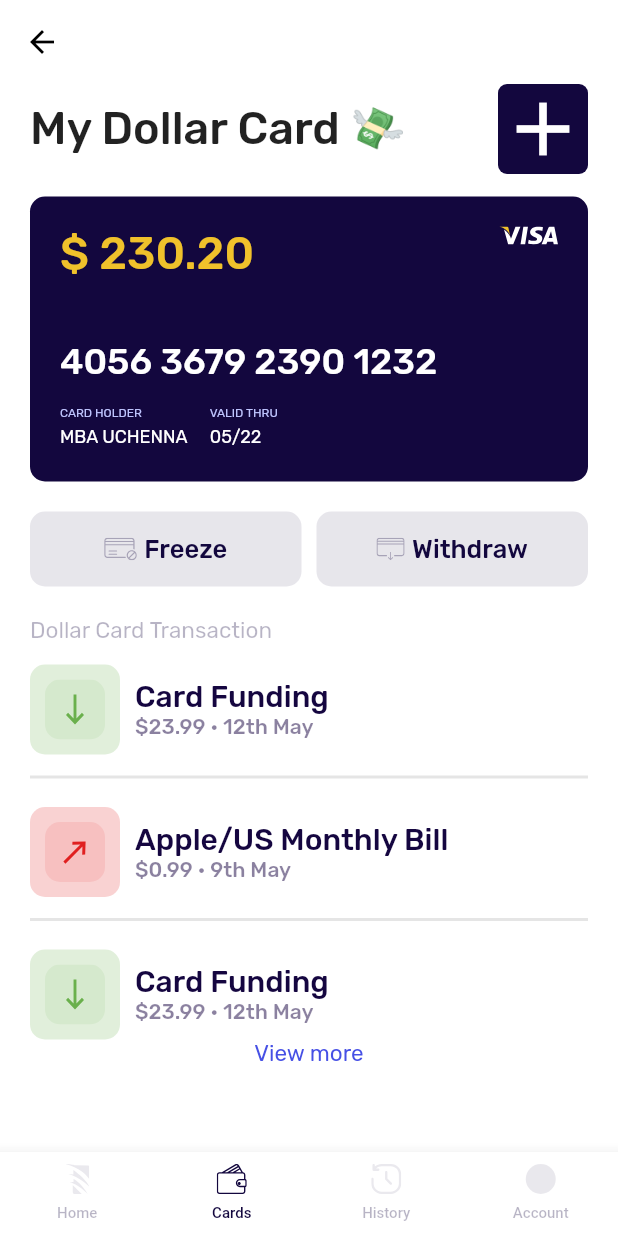
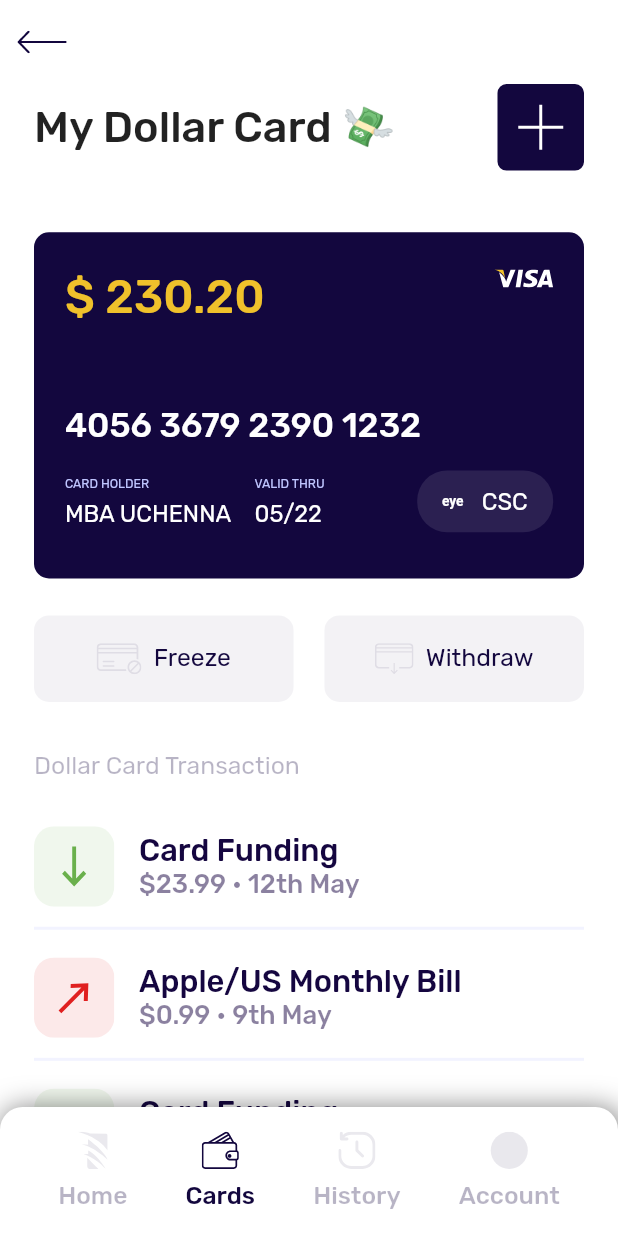
Before and after one commit to D-Alegria/SimpleApp, a Flutter app: the screen it shows after launch, on a phone screen of 412 x 824 dp. Run offline on Flutter 3.47's test engine with Material 2 defaults, Android fonts, the phone set to English and light mode, and no system bars; our stand-ins replace flutter_svg, google_fonts.

Commit message:
fine tune

```diff
--- a/lib/main.dart
+++ b/lib/main.dart
@@ -1,15 +1,19 @@
+import 'package:application_test_1/utils.dart';
 import 'package:flutter/material.dart';
 import 'package:flutter/services.dart';
 import 'package:flutter_svg/svg.dart';
 import 'package:google_fonts/google_fonts.dart';
 
 final String logo = "assets/logo.svg";
+final String backArrow = "assets/arrow.svg";
 final String cards = "assets/cards-icon.svg";
+final String add = "assets/add.svg";
 final String history = "assets/history.svg";
 final String account = "assets/account.svg";
 final String freeze = "assets/freeze.svg";
 final String withdraw = "assets/withdraw.svg";
 final String visa = "assets/visa.svg";
+final String eye = "assets/eye.svg";
 final String up = "assets/incoming-transaction.svg";
 final String down = "assets/outbound-transaction.svg";
 
@@ -20,125 +24,121 @@ void main() {
 class TestApp extends StatelessWidget {
   @override
   Widget build(BuildContext context) {
-    return MaterialApp(
-      home: AnnotatedRegion<SystemUiOverlayStyle>(
+    return AnnotatedRegion<SystemUiOverlayStyle>(
       value: SystemUiOverlayStyle(
         statusBarColor: Colors.white,
         statusBarBrightness: Brightness.light,
         statusBarIconBrightness: Brightness.dark,
       ),
-        child: Scaffold(
+      child: MaterialApp(
+        home: CardPage(),
+      ),
+    );
+  }
+}
+
+class CardPage extends StatelessWidget {
+  const CardPage({
+    Key key,
+  }) : super(key: key);
+
+  @override
+  Widget build(BuildContext context) {
+    return Scaffold(
       appBar: AppBar(
         elevation: 0,
         backgroundColor: Colors.white,
         brightness: Brightness.light,
         leading: IconButton(
-              icon: const Icon(
-                Icons.arrow_back,
-                color: Colors.black,
+          icon: SvgPicture.asset(
+            backArrow,
+            width: SizeConfig.textSize(context, 8),
+            color: Color(0xFF13073E),
+            semanticsLabel: 'Home',
           ),
           onPressed: () {},
         ),
       ),
       backgroundColor: Colors.white,
-          body: Container(
-            padding: EdgeInsets.symmetric(horizontal: 20),
+      body: Stack(
+        children: [
+          Container(
+            padding: EdgeInsets.symmetric(
+                horizontal: SizeConfig.xMargin(context, 5.5)),
             child: ListView(
               children: [
                 Header(),
-                SizedBox(height: 15),
+                SizedBox(height: SizeConfig.yMargin(context, 5)),
                 Card(),
-                SizedBox(height: 20),
+                SizedBox(height: SizeConfig.yMargin(context, 3)),
                 Buttons(),
-                SizedBox(height: 20),
+                SizedBox(height: SizeConfig.yMargin(context, 4)),
                 TransactionList(),
+                SizedBox(height: SizeConfig.yMargin(context, 15)),
               ],
             ),
           ),
-          bottomNavigationBar: BottomNavigationBar(
-            selectedLabelStyle: TextStyle(
-              fontSize: 10,
-              height: 2,
-              fontWeight: FontWeight.w500,
+          Positioned(
+            bottom: 0,
+            left: 0,
+            right: 0,
+            child: Container(
+              padding: EdgeInsets.symmetric(
+                  vertical: SizeConfig.yMargin(context, 2)),
+              decoration: BoxDecoration(
+                color: Colors.white,
+                borderRadius: BorderRadius.only(
+                  topLeft: Radius.circular(15),
+                  topRight: Radius.circular(15),
                 ),
-            unselectedLabelStyle: TextStyle(
-              fontSize: 10,
-              height: 2,
-              fontWeight: FontWeight.w500,
+                boxShadow: <BoxShadow>[
+                  BoxShadow(
+                    color: Colors.black.withOpacity(0.5),
+                    offset: Offset(2, 2),
+                    blurRadius: 15,
+                    spreadRadius: 1,
                   ),
-            backgroundColor: Colors.white,
-            selectedFontSize: 10,
-            unselectedFontSize: 10,
-            showUnselectedLabels: true,
-            type: BottomNavigationBarType.fixed,
-            selectedItemColor: Color(0xFF13073e),
-            unselectedItemColor: Color(0xFF13073E).withOpacity(0.3),
-            items: [
-              BottomNavigationBarItem(
-                label: "Home",
-                icon: SvgPicture.asset(
-                  logo,
-                  height: 20,
-                  color: Color(0xFF13073E).withOpacity(0.3),
-                  semanticsLabel: 'Home',
+                ],
               ),
-                activeIcon: SvgPicture.asset(
-                  logo,
-                  height: 20,
-                  color: Color(0xFF13073E),
-                  semanticsLabel: 'Home Page',
+              child: Row(
+                mainAxisAlignment: MainAxisAlignment.spaceEvenly,
+                children: [
+                  buildIcon(context, Color(0xFF13073E).withOpacity(0.3), logo,
+                      "Home"),
+                  buildIcon(context, Color(0xFF13073E), cards, "Cards"),
+                  buildIcon(context, Color(0xFF13073E).withOpacity(0.3),
+                      history, "History"),
+                  buildIcon(context, Color(0xFF13073E).withOpacity(0.3),
+                      account, "Account"),
+                ],
               ),
-              ),
-              BottomNavigationBarItem(
-                label: "Cards",
-                icon: SvgPicture.asset(
-                  cards,
-                  height: 20,
-                  color: Color(0xFF13073E).withOpacity(0.3),
-                  semanticsLabel: 'Home',
-                ),
-                activeIcon: SvgPicture.asset(
-                  cards,
-                  height: 20,
-                  color: Color(0xFF13073E),
-                  semanticsLabel: 'Home Page',
-                ),
-              ),
-              BottomNavigationBarItem(
-                label: "History",
-                icon: SvgPicture.asset(
-                  history,
-                  height: 20,
-                  color: Color(0xFF13073E).withOpacity(0.3),
-                  semanticsLabel: 'Home',
-                ),
-                activeIcon: SvgPicture.asset(
-                  history,
-                  height: 20,
-                  color: Color(0xFF13073E),
-                  semanticsLabel: 'Home Page',
-                ),
-              ),
-              BottomNavigationBarItem(
-                label: "Account",
-                icon: SvgPicture.asset(
-                  account,
-                  height: 20,
-                  color: Color(0xFF13073E).withOpacity(0.3),
-                  semanticsLabel: 'Home',
-                ),
-                activeIcon: SvgPicture.asset(
-                  account,
-                  height: 20,
-                  color: Color(0xFF13073E),
-                  semanticsLabel: 'Home Page',
             ),
           ),
         ],
-            currentIndex: 1,
+      ),
+    );
+  }
+
+  Widget buildIcon(
+      BuildContext context, Color color, String icon, String text) {
+    return Column(
+      children: [
+        SvgPicture.asset(
+          icon,
+          height: SizeConfig.textSize(context, 6),
+          color: color,
+          semanticsLabel: 'Home',
+        ),
+        SizedBox(height: SizeConfig.yMargin(context, 1)),
+        Text(
+          text,
+          style: GoogleFonts.rubik(
+            fontSize: SizeConfig.textSize(context, 4),
+            fontWeight: FontWeight.w500,
+            color: color,
           ),
         ),
-      ),
+      ],
     );
   }
 }
@@ -153,15 +153,16 @@ class Header extends StatelessWidget {
         Text(
           "My Dollar Card 💸",
           style: GoogleFonts.rubik(
-            fontSize: 30,
+            fontSize: SizeConfig.textSize(context, 7),
             fontWeight: FontWeight.w500,
           ),
         ),
         Container(
-          child: Icon(
-            Icons.add,
+          child: SvgPicture.asset(
+            add,
+            height: SizeConfig.textSize(context, 14),
             color: Colors.white,
-            size: 60,
+            semanticsLabel: 'Add',
           ),
           decoration: BoxDecoration(
             color: Color(0xFF13073e),
@@ -185,8 +186,11 @@ class Card extends StatelessWidget {
           Radius.circular(10),
         ),
       ),
-      height: 190,
-      padding: EdgeInsets.all(20),
+      height: SizeConfig.yMargin(context, 28),
+      padding: EdgeInsets.symmetric(
+        vertical: SizeConfig.yMargin(context, 3),
+        horizontal: SizeConfig.xMargin(context, 5),
+      ),
       child: Column(
         crossAxisAlignment: CrossAxisAlignment.start,
         children: [
@@ -197,7 +201,7 @@ class Card extends StatelessWidget {
               Text(
                 "\$ 230.20",
                 style: GoogleFonts.rubik(
-                  fontSize: 30,
+                  fontSize: SizeConfig.textSize(context, 7.5),
                   fontWeight: FontWeight.w500,
                   color: Color(0xFFf0c12b),
                 ),
@@ -208,33 +212,33 @@ class Card extends StatelessWidget {
               ),
             ],
           ),
-          SizedBox(height: 40),
+          SizedBox(height: SizeConfig.yMargin(context, 6.5)),
           Text(
             "4056 3679 2390 1232",
             style: GoogleFonts.rubik(
-              fontSize: 24,
+              fontSize: SizeConfig.textSize(context, 5.5),
               fontWeight: FontWeight.w500,
               color: Colors.white,
             ),
           ),
-          SizedBox(height: 14),
+          SizedBox(height: SizeConfig.yMargin(context, 2)),
           Row(
             children: [
               Expanded(
-                flex: 2,
+                flex: 3,
                 child: RichText(
                   text: TextSpan(
                     text: "CARD HOLDER",
                     style: GoogleFonts.rubik(
-                      fontSize: 8,
+                      fontSize: SizeConfig.textSize(context, 2),
                       color: Color(0xFFbfc5ff),
-                      height: 1.5,
+                      height: SizeConfig.textSize(context, 0.4),
                     ),
                     children: [
                       TextSpan(
                         text: "\nMBA UCHENNA",
                         style: GoogleFonts.rubik(
-                          fontSize: 12,
+                          fontSize: SizeConfig.textSize(context, 3.8),
                           color: Colors.white,
                         ),
                       ),
@@ -249,15 +253,15 @@ class Card extends StatelessWidget {
                   text: TextSpan(
                     text: "VALID THRU",
                     style: GoogleFonts.rubik(
-                      fontSize: 8,
+                      fontSize: SizeConfig.textSize(context, 2),
                       color: Color(0xFFbfc5ff),
-                      height: 1.5,
+                      height: SizeConfig.textSize(context, 0.4),
                     ),
                     children: [
                       TextSpan(
                         text: "\n05/22",
                         style: GoogleFonts.rubik(
-                          fontSize: 12,
+                          fontSize: SizeConfig.textSize(context, 3.8),
                           color: Colors.white,
                         ),
                       ),
@@ -267,7 +271,30 @@ class Card extends StatelessWidget {
               ),
               Expanded(
                 flex: 3,
-                child: Container(),
+                child: Container(
+                  margin: EdgeInsets.only(left: SizeConfig.xMargin(context, 7)),
+                  decoration: BoxDecoration(
+                    color: Color.fromRGBO(255, 255, 255, 0.1),
+                    borderRadius: BorderRadius.all(Radius.circular(20)),
+                  ),
+                  child: Row(
+                    children: [
+                      SvgPicture.asset(
+                        eye,
+                        height: SizeConfig.textSize(context, 10),
+                        color: Colors.white,
+                        semanticsLabel: 'Add',
+                      ),
+                      Text(
+                        "CSC",
+                        style: GoogleFonts.rubik(
+                          fontSize: SizeConfig.textSize(context, 3.8),
+                          color: Colors.white,
+                        ),
+                      ),
+                    ],
+                  ),
+                ),
               ),
             ],
           )
@@ -284,23 +311,25 @@ class Buttons extends StatelessWidget {
       children: [
         Expanded(
           child: ButtonTheme(
-            height: 50,
+            height: SizeConfig.yMargin(context, 7),
             child: RaisedButton(
               onPressed: () {},
-              color: Color(0xFF13073e).withOpacity(0.1),
+              color: Color(0xFF13073e).withOpacity(0.05),
               child: Row(
                 mainAxisAlignment: MainAxisAlignment.center,
                 children: [
                   SvgPicture.asset(
                     freeze,
-                    height: 15,
-                    semanticsLabel: '',
+                    height: SizeConfig.textSize(context, 5),
+                    semanticsLabel: 'Freeze',
+                    color: Color(0xFF13073e).withOpacity(0.3),
                   ),
-                  SizedBox(width: 5),
+                  SizedBox(width: SizeConfig.xMargin(context, 2)),
                   Text(
                     "Freeze",
                     style: GoogleFonts.rubik(
-                      fontSize: 17,
+                      fontSize: SizeConfig.textSize(context, 4),
+                      fontWeight: FontWeight.w400,
                       color: Color(0xFF13073E),
                     ),
                   ),
@@ -313,26 +342,28 @@ class Buttons extends StatelessWidget {
             ),
           ),
         ),
-        SizedBox(width: 10),
+        SizedBox(width: SizeConfig.xMargin(context, 5)),
         Expanded(
           child: ButtonTheme(
-            height: 50,
+            height: SizeConfig.yMargin(context, 7),
             child: RaisedButton(
               onPressed: () {},
-              color: Color(0xFF13073e).withOpacity(0.1),
+              color: Color(0xFF13073e).withOpacity(0.05),
               child: Row(
                 mainAxisAlignment: MainAxisAlignment.center,
                 children: [
                   SvgPicture.asset(
                     withdraw,
-                    height: 15,
-                    semanticsLabel: '',
+                    height: SizeConfig.textSize(context, 5),
+                    semanticsLabel: 'withdraw',
+                    color: Color(0xFF13073e).withOpacity(0.3),
                   ),
-                  SizedBox(width: 5),
+                  SizedBox(width: SizeConfig.xMargin(context, 2)),
                   Text(
                     "Withdraw",
                     style: GoogleFonts.rubik(
-                      fontSize: 17,
+                      fontSize: SizeConfig.textSize(context, 4),
+                      fontWeight: FontWeight.w400,
                       color: Color(0xFF13073E),
                     ),
                   ),
@@ -354,7 +385,7 @@ class TransactionList extends StatelessWidget {
   @override
   Widget build(BuildContext context) {
     return Container(
-      height: 300,
+      height: SizeConfig.yMargin(context, 65),
       child: Column(
         mainAxisSize: MainAxisSize.min,
         crossAxisAlignment: CrossAxisAlignment.start,
@@ -362,10 +393,11 @@ class TransactionList extends StatelessWidget {
           Text(
             "Dollar Card Transaction",
             style: GoogleFonts.rubik(
-              fontSize: 15,
+              fontSize: SizeConfig.textSize(context, 4),
               color: Color.fromRGBO(19, 7, 62, 0.3),
             ),
           ),
+          SizedBox(height: SizeConfig.yMargin(context, 2)),
           Expanded(
             child: ListView.separated(
               itemBuilder: (context, index) {
@@ -373,26 +405,18 @@ class TransactionList extends StatelessWidget {
                     ? Container(
                         child: Row(
                           children: [
-                            Container(
-                              child: SvgPicture.asset(
+                            SvgPicture.asset(
                               up,
                               semanticsLabel: 'Home',
+                              height: SizeConfig.textSize(context, 13),
                             ),
-                              decoration: BoxDecoration(
-                                color: Color(0xFF6ab04c).withOpacity(0.2),
-                                borderRadius: BorderRadius.all(
-                                  Radius.circular(10),
-                                ),
-                              ),
-                              padding: EdgeInsets.all(10),
-                            ),
-                            SizedBox(width: 10),
+                            SizedBox(width: SizeConfig.xMargin(context, 4)),
                             Expanded(
                               child: RichText(
                                 text: TextSpan(
                                     text: "Card Funding",
                                     style: GoogleFonts.rubik(
-                                      fontSize: 20,
+                                      fontSize: SizeConfig.textSize(context, 5),
                                       fontWeight: FontWeight.w500,
                                       color: Color(0xFF150640),
                                     ),
@@ -400,7 +424,8 @@ class TransactionList extends StatelessWidget {
                                       TextSpan(
                                         text: "\n\$23.99 • 12th May",
                                         style: GoogleFonts.rubik(
-                                          fontSize: 14,
+                                          fontSize:
+                                              SizeConfig.textSize(context, 4.2),
                                           color: Color.fromRGBO(23, 4, 65, 0.5),
                                         ),
                                       ),
@@ -412,36 +437,28 @@ class TransactionList extends StatelessWidget {
                         decoration: BoxDecoration(
                           border: Border(
                             bottom: BorderSide(
-                              color: Colors.black.withOpacity(0.1),
+                              color: Color.fromRGBO(191, 197, 255, 0.2),
                               width: 2,
                             ),
                           ),
                         ),
-                        height: 90,
+                        height: SizeConfig.yMargin(context, 10),
                       )
                     : Container(
                         child: Row(
                           children: [
-                            Container(
-                              child: SvgPicture.asset(
+                            SvgPicture.asset(
                               down,
                               semanticsLabel: 'Home',
+                              height: SizeConfig.textSize(context, 13),
                             ),
-                              decoration: BoxDecoration(
-                                color: Color(0xFFe02020).withOpacity(0.2),
-                                borderRadius: BorderRadius.all(
-                                  Radius.circular(10),
-                                ),
-                              ),
-                              padding: EdgeInsets.all(10),
-                            ),
-                            SizedBox(width: 10),
+                            SizedBox(width: SizeConfig.xMargin(context, 4)),
                             Expanded(
                               child: RichText(
                                 text: TextSpan(
                                     text: "Apple/US Monthly Bill",
                                     style: GoogleFonts.rubik(
-                                      fontSize: 20,
+                                      fontSize: SizeConfig.textSize(context, 5),
                                       fontWeight: FontWeight.w500,
                                       color: Color(0xFF150640),
                                     ),
@@ -449,7 +466,8 @@ class TransactionList extends StatelessWidget {
                                       TextSpan(
                                         text: "\n\$0.99 • 9th May",
                                         style: GoogleFonts.rubik(
-                                          fontSize: 14,
+                                          fontSize:
+                                              SizeConfig.textSize(context, 4.2),
                                           color: Color.fromRGBO(23, 4, 65, 0.5),
                                         ),
                                       ),
@@ -461,18 +479,19 @@ class TransactionList extends StatelessWidget {
                         decoration: BoxDecoration(
                           border: Border(
                             bottom: BorderSide(
-                              color: Colors.black.withOpacity(0.1),
+                              color: Color.fromRGBO(191, 197, 255, 0.2),
                               width: 2,
                             ),
                           ),
                         ),
-                        height: 90,
+                        height: SizeConfig.yMargin(context, 10),
                       );
               },
               separatorBuilder: (context, index) => SizedBox(height: 5),
-              itemCount: 3,
+              itemCount: 5,
             ),
           ),
+          SizedBox(height: SizeConfig.yMargin(context, 2)),
           Align(
             alignment: Alignment.center,
             child: Text(
--- /dev/null
+++ b/lib/utils.dart
@@ -0,0 +1,20 @@
+import 'package:flutter/material.dart';
+
+class SizeConfig {
+  static double yMargin(BuildContext context, double height) {
+    double screenHeight = MediaQuery.of(context).size.height / 100;
+    return height * screenHeight;
+  }
+
+  static double xMargin(BuildContext context, double width) {
+    double screenWidth = MediaQuery.of(context).size.width / 100;
+    return width * screenWidth;
+  }
+
+  static double textSize(BuildContext context, double textSize) {
+    double screenWidth = MediaQuery.of(context).size.width / 100;
+    double screenHeight = MediaQuery.of(context).size.height / 100;
+    if (screenWidth > screenHeight) return textSize * screenHeight;
+    return textSize * screenWidth;
+  }
+}
```
Also changed, not shown: assets/add.svg (added), assets/arrow.svg (added). Lines whose indentation alone changed are shown as unchanged.
